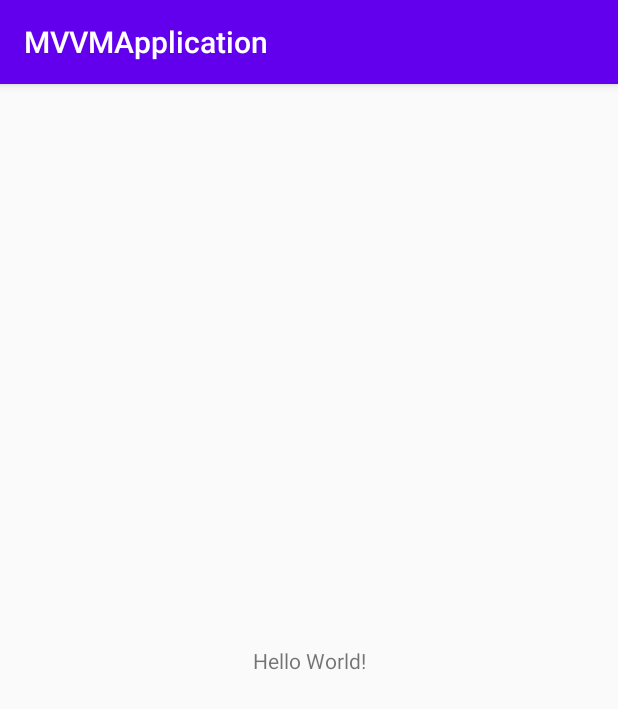
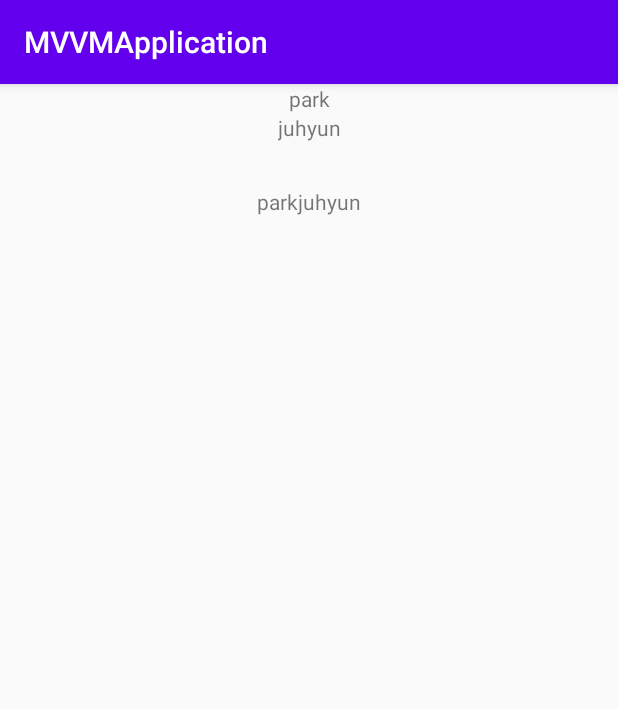
Before and after one commit to pparkjuhyun/AndroidExample, an Android app: the screen it shows after launch (MainActivity), on a phone screen of 412 x 824 dp. Shown: the top 709 px of the screen. Run offline under Robolectric (Android 15) with nearby library versions, the phone set to English and light mode, and no system bars; our stand-ins replace data binding.

Commit message:
200607 databinding lv1
DataBinding을 이용한 UI - Data 연결

```diff
--- a/MVVM/app/build.gradle
+++ b/MVVM/app/build.gradle
@@ -23,6 +23,9 @@ android {
         }
     }
 
+    dataBinding {
+        enabled = true
+    }
 }
 
 dependencies {
--- a/MVVM/app/src/main/java/com/pparkjuhyun/mvvm/MainActivity.kt
+++ b/MVVM/app/src/main/java/com/pparkjuhyun/mvvm/MainActivity.kt
@@ -2,11 +2,17 @@ package com.pparkjuhyun.mvvm
 
 import androidx.appcompat.app.AppCompatActivity
 import android.os.Bundle
+import androidx.databinding.DataBindingUtil
+import com.pparkjuhyun.mvvm.databinding.ActivityMainBinding
+import com.pparkjuhyun.mvvm.model.User
 
 class MainActivity : AppCompatActivity() {
 
     override fun onCreate(savedInstanceState: Bundle?) {
         super.onCreate(savedInstanceState)
-        setContentView(R.layout.activity_main)
+
+        val binding: ActivityMainBinding = DataBindingUtil.setContentView(this, R.layout.activity_main)
+
+        binding.user = User("park", "juhyun")
     }
 }
--- /dev/null
+++ b/MVVM/app/src/main/java/com/pparkjuhyun/mvvm/model/User.kt
@@ -0,0 +1,3 @@
+package com.pparkjuhyun.mvvm.model
+
+data class User(val firstName: String, val lastName: String)
--- a/MVVM/app/src/main/res/layout/activity_main.xml
+++ b/MVVM/app/src/main/res/layout/activity_main.xml
@@ -1,4 +1,10 @@
 <?xml version="1.0" encoding="utf-8"?>
+<layout>
+    <data>
+        <variable
+            name="user"
+            type="com.pparkjuhyun.mvvm.model.User" />
+    </data>
     <androidx.constraintlayout.widget.ConstraintLayout xmlns:android="http://schemas.android.com/apk/res/android"
         xmlns:app="http://schemas.android.com/apk/res-auto"
         xmlns:tools="http://schemas.android.com/tools"
@@ -7,12 +13,29 @@
         tools:context=".MainActivity">
 
         <TextView
+            android:id="@+id/tv_first_name"
             android:layout_width="wrap_content"
             android:layout_height="wrap_content"
-        android:text="Hello World!"
-        app:layout_constraintBottom_toBottomOf="parent"
+            android:text="@{user.firstName}"
             app:layout_constraintLeft_toLeftOf="parent"
             app:layout_constraintRight_toRightOf="parent"
             app:layout_constraintTop_toTopOf="parent" />
+        <TextView
+            android:id="@+id/tv_last_name"
+            android:layout_width="wrap_content"
+            android:layout_height="wrap_content"
+            android:text="@{user.lastName}"
+            app:layout_constraintLeft_toLeftOf="parent"
+            app:layout_constraintRight_toRightOf="parent"
+            app:layout_constraintTop_toBottomOf="@+id/tv_first_name"/>
+        <TextView
+            android:layout_width="wrap_content"
+            android:layout_height="wrap_content"
+            android:layout_marginTop="30dp"
+            android:text="@{tvFirstName.text + tvLastName.text}"
+            app:layout_constraintTop_toBottomOf="@+id/tv_last_name"
+            app:layout_constraintLeft_toLeftOf="parent"
+            app:layout_constraintRight_toRightOf="parent" />
 
     </androidx.constraintlayout.widget.ConstraintLayout>
+</layout>
```
Lines whose indentation alone changed are shown as unchanged.
